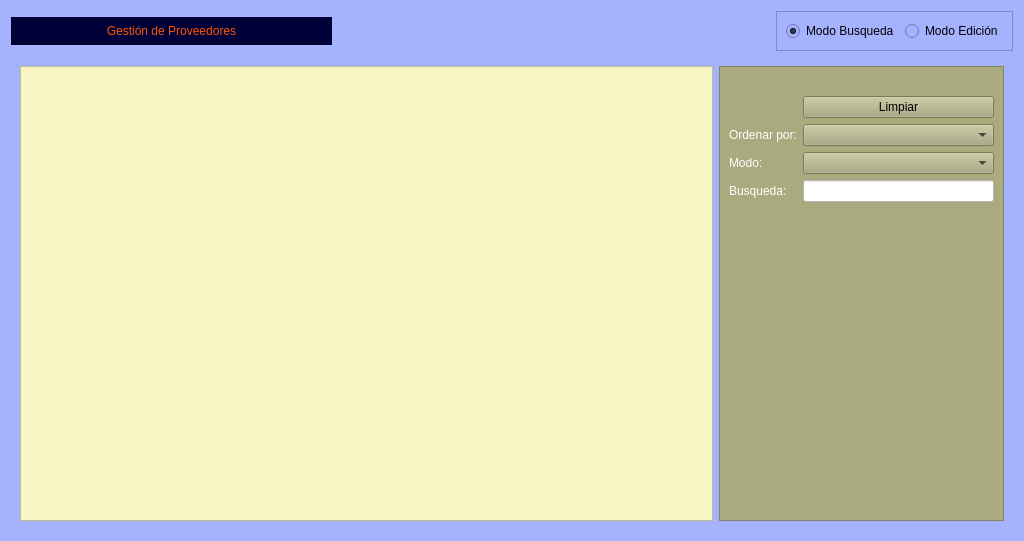
The window that Zona_Compras/frmproveedores.ui (arcnexus/RedFoX) describes before a commit, drawn with Qt 5.
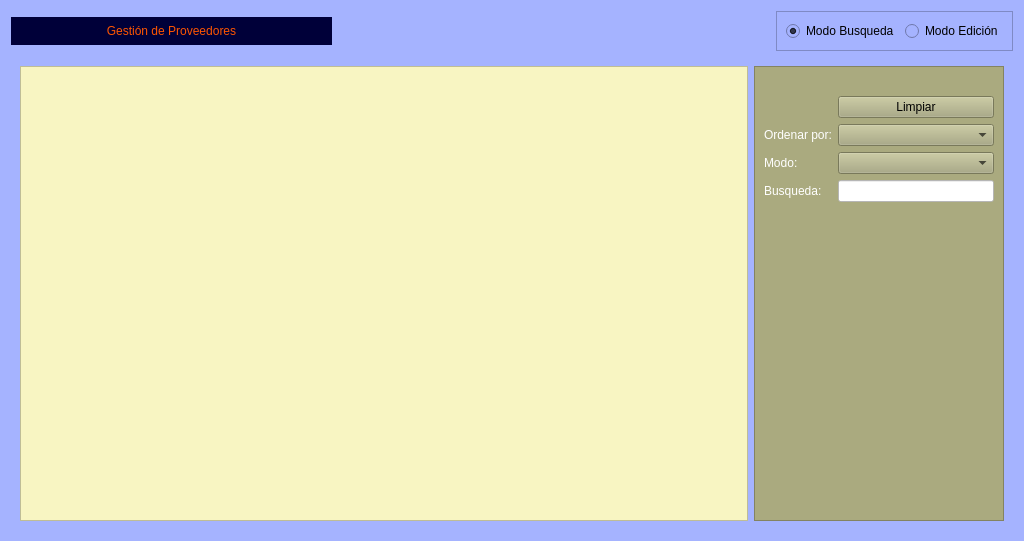
The same window after the commit. Icons and pictures are not drawn. Custom widgets are drawn as their Qt base class.

```diff
--- a/Zona_Compras/frmproveedores.ui
+++ b/Zona_Compras/frmproveedores.ui
@@ -2393,7 +2393,7 @@
         <widget class="QFrame" name="frame_27">
          <property name="maximumSize">
           <size>
-           <width>285</width>
+           <width>250</width>
            <height>16777215</height>
           </size>
          </property>
```
